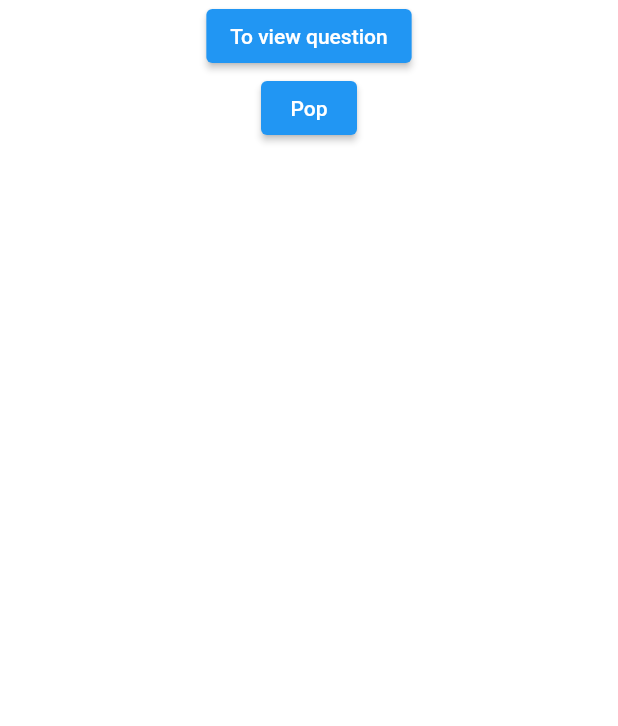
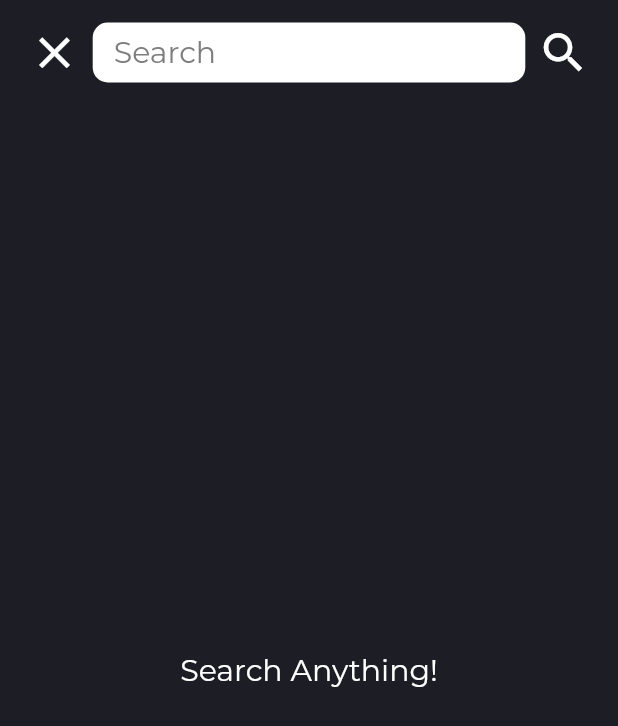
Before and after one commit to JeEonPark/AskIT, a Flutter app: the Ask screen opened directly, after a tap on the "search" icon, on a phone screen of 412 x 824 dp. Shown: the top 726 px of the screen. Run offline on Flutter 3.47's test engine with Material 2 defaults, Android fonts, the phone set to English and light mode, and no system bars; our stand-ins replace cloud_firestore, firebase_auth, firebase_core; accounts and stored records are empty; statements that could not run were skipped; project files that could hold a hidden picture were left out.

Commit message:
search page

```diff
--- a/lib/search_page.dart
+++ b/lib/search_page.dart
@@ -1,28 +1,100 @@
 import 'package:flutter/material.dart';
+import 'package:cloud_firestore/cloud_firestore.dart';
+import 'package:firebase_auth/firebase_auth.dart';
+
+import 'main.dart';
+import 'package:ask_it/main.dart';
 
 class SearchPage extends StatefulWidget {
-  SearchPage({Key? key}) : super(key: key);
-
   @override
   State<SearchPage> createState() => _SearchPageState();
 }
 
 class _SearchPageState extends State<SearchPage> {
+  //변수
+  final searchInputController = TextEditingController();
+  FocusNode textSearchFocus = FocusNode();
   @override
   Widget build(BuildContext context) {
     return MaterialApp(
-      home: SafeArea(
+      debugShowCheckedModeBanner: false,
+      home: Scaffold(
+        backgroundColor: const Color.fromARGB(255, 29, 30, 37),
+        body: SafeArea(
+          //앱 전체 감싸는 div
+          child: Container(
             child: Column(
               children: [
-            ElevatedButton(
-                onPressed: (){},
-                child: Text("To view question")),
-            ElevatedButton(
+                //상단바 div
+                Container(
+                  height: 70,
+                  child: Row(
+                    mainAxisAlignment: MainAxisAlignment.center,
+                    children: [
+                      IconButton(
                         onPressed: () {
                           Navigator.pop(context);
                         },
-                child: Text("Pop"))
+                        iconSize: 35,
+                        icon: const Icon(
+                          Icons.close,
+                          color: Colors.white,
+                        ),
+                      ),
+                      SizedBox(
+                        width: MediaQuery.of(context).size.width * 0.7,
+                        child: TextFormField(
+                          controller: searchInputController,
+                          focusNode: textSearchFocus,
+                          style: const TextStyle(
+                              fontSize: 20, color: Colors.white),
+                          decoration: InputDecoration(
+                            isDense: true,
+                            contentPadding:
+                                const EdgeInsets.fromLTRB(14, 8, 8, 8),
+                            border: OutlineInputBorder(
+                              borderSide: BorderSide.none,
+                              borderRadius: BorderRadius.circular(10),
+                            ),
+                            fillColor: Colors.white,
+                            filled: true,
+                            hintText: "Search",
+                            hintStyle: const TextStyle(
+                              color: Color.fromARGB(255, 125, 125, 125),
+                              fontFamily: 'Montserrat',
+                              fontSize: 20,
+                            ),
+                          ),
+                        ),
+                      ),
+                      IconButton(
+                        onPressed: () {
+                          Navigator.pop(context);
+                        },
+                        iconSize: 35,
+                        icon: const Icon(
+                          Icons.search,
+                          color: Colors.white,
+                        ),
+                      ),
                     ],
+                  ),
+                ),
+                const Expanded(
+                  child: Center(
+                    child: Text(
+                      "Search Anything!",
+                      style: TextStyle(
+                        color: Colors.white,
+                        fontFamily: 'Montserrat',
+                        fontSize: 20,
+                      ),
+                    ),
+                  ),
+                )
+              ],
+            ),
+          ),
         ),
       ),
     );
```
Lines whose indentation alone changed are shown as unchanged.
